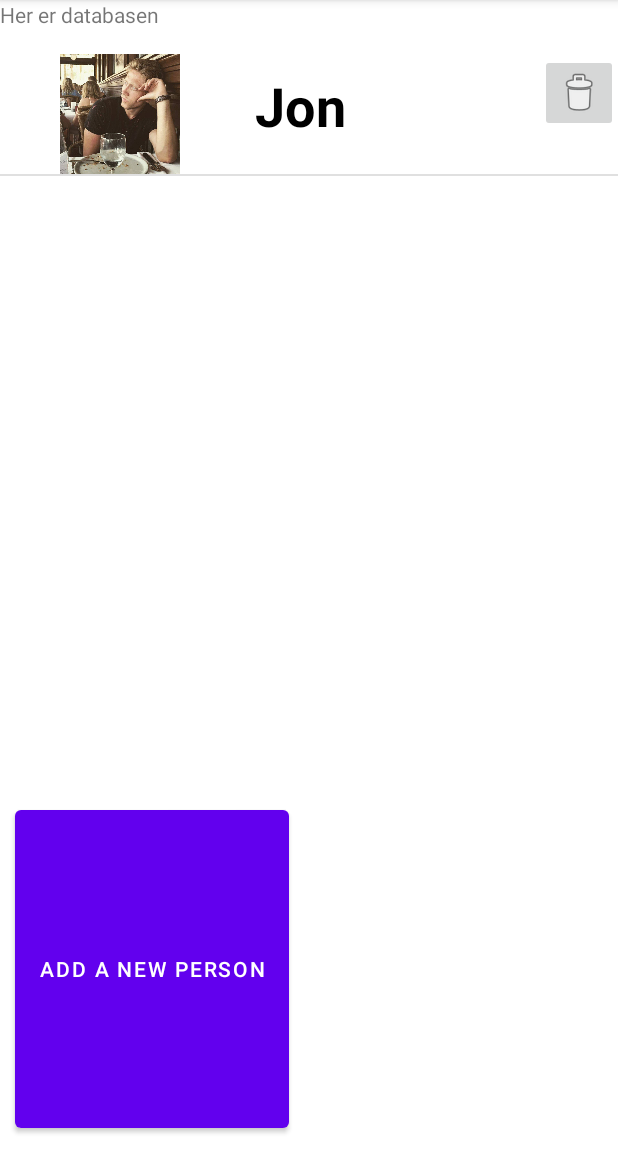
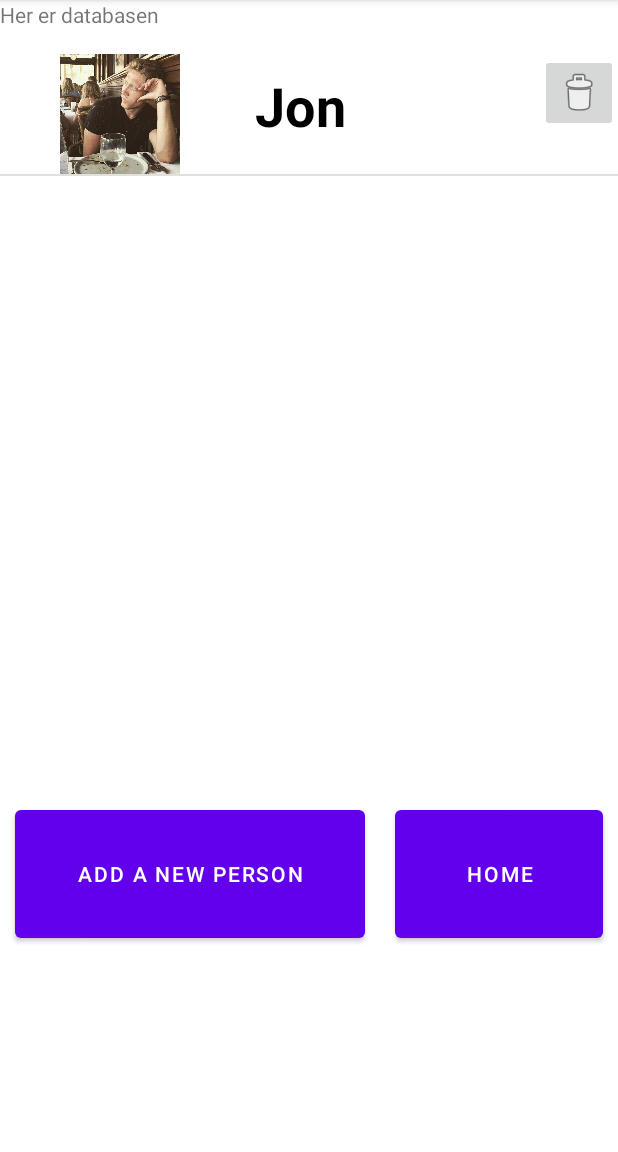
Before and after one commit to BendikSim/Dat153_Oblig1, an Android app: the DatabaseActivity screen opened directly, with no data from a screen before it, on a phone screen of 412 x 824 dp, the part 84-1236 px from its top. Run offline under Robolectric (Android 15) with nearby library versions, the phone set to English and light mode, and no system bars.

Commit message:
Added Home button to navigate from database to mainactivity

```diff
--- a/app/src/main/java/com/example/namequiz/activity/AddActivity.java
+++ b/app/src/main/java/com/example/namequiz/activity/AddActivity.java
@@ -66,9 +66,6 @@ public class AddActivity extends AppCompatActivity {
             ActivityCompat.requestPermissions(AddActivity.this, new String[]{
                     Manifest.permission.CAMERA
             }, CAMERA_CODE);
-        }else{
-            // Permission denied
-            Toast.makeText(this,"Permission denied...", Toast.LENGTH_SHORT).show();
         }
 
         captureBtn.setOnClickListener(new View.OnClickListener() {
--- a/app/src/main/java/com/example/namequiz/activity/DatabaseActivity.java
+++ b/app/src/main/java/com/example/namequiz/activity/DatabaseActivity.java
@@ -5,6 +5,7 @@ import androidx.appcompat.app.AppCompatActivity;
 import android.content.Intent;
 import android.os.Bundle;
 import android.view.View;
+import android.view.ViewGroup;
 import android.widget.Button;
 import android.widget.ListView;
 
@@ -44,6 +45,11 @@ public class DatabaseActivity extends AppCompatActivity {
         startActivity(i);
     }
 
+    public void goToMainActivity(View view){
+        Intent i = new Intent(this, MainActivity.class);
+        startActivity(i);
+    }
+
 
 
 
--- a/app/src/main/res/layout/activity_database.xml
+++ b/app/src/main/res/layout/activity_database.xml
@@ -29,6 +29,9 @@
         android:stretchMode="columnWidth"
         android:verticalSpacing="1dp" />
 
+    <LinearLayout
+        android:layout_width="match_parent"
+        android:layout_height="match_parent">
     <Button
         android:id="@+id/button7"
         android:layout_width="wrap_content"
@@ -38,4 +41,16 @@
         android:onClick="goToAddActivity"
         android:text="@string/add_a_new_person" />
 
+        <Button
+            android:id="@+id/button8"
+            android:layout_width="wrap_content"
+            android:layout_height="97dp"
+            android:layout_margin="10dp"
+            android:layout_weight="1"
+            android:onClick="goToMainActivity"
+            android:text="@string/home" />
+
+    </LinearLayout>
+
+
 </LinearLayout>
--- a/app/src/main/res/values/strings.xml
+++ b/app/src/main/res/values/strings.xml
@@ -17,4 +17,5 @@
     <string name="personimage">personImage</string>
     <string name="type_a_name">type_a_name</string>
     <string name="next">next</string>
+    <string name="home">home</string>
 </resources>
```
Also changed, not shown: app/src/main/java/com/example/namequiz/activity/QuizActivity.java (+8 -2 lines).
